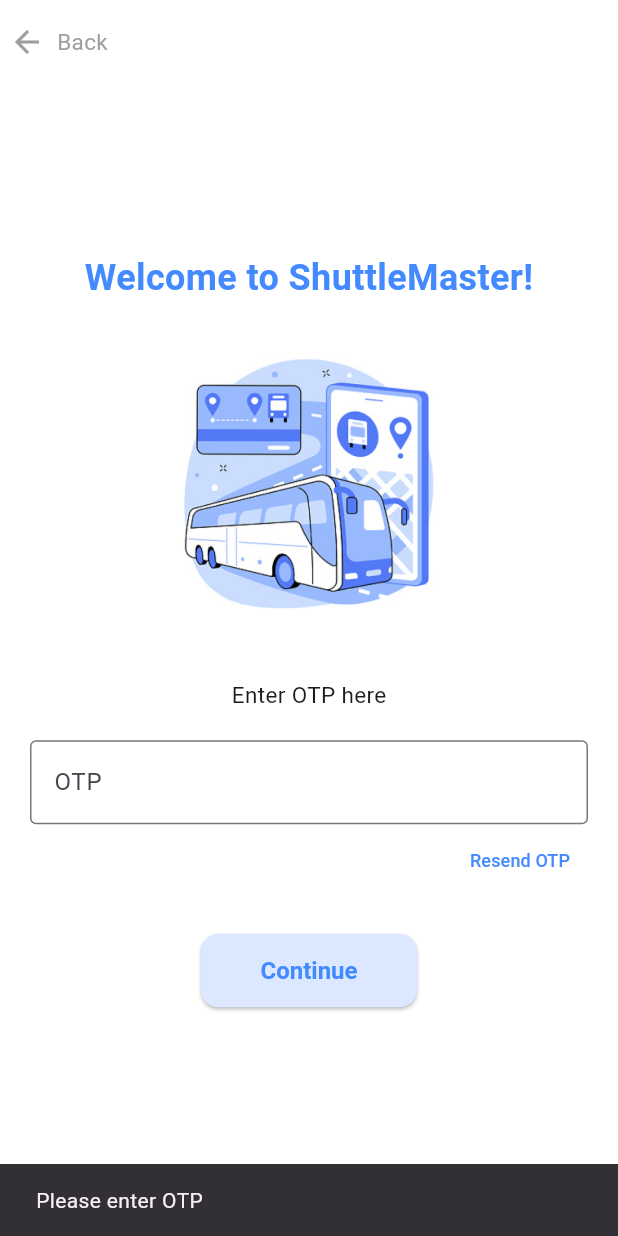
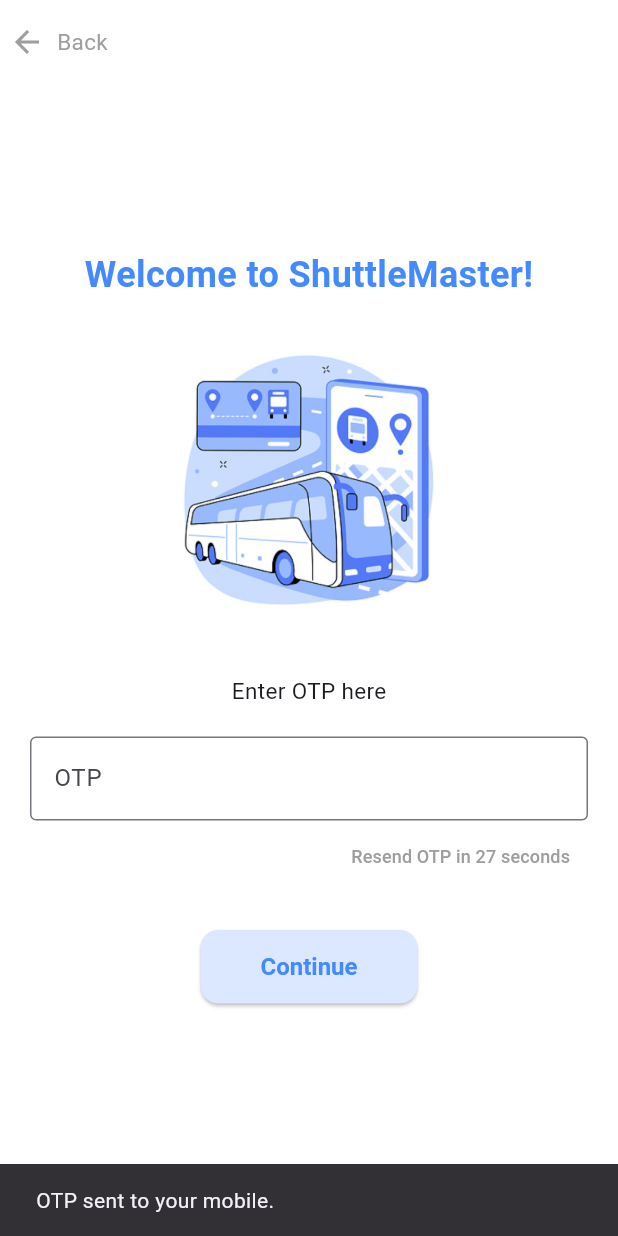
Before and after one commit to ArvinFox/ShuttleMaster-Bus-Ticket-Booking-App, a Flutter app: the EnterOtpScreen screen opened by its route, after a tap on "Continue", on a phone screen of 412 x 824 dp. Run offline on Flutter 3.47's test engine with Material 3 defaults, Android fonts, the phone set to English and light mode, and no system bars; missing offline and left inert: mailer, twilio_flutter.

Commit message:
Implemented OTP verification via SMS and Email for user authentication

```diff
--- a/lib/components/custom_auth_appbar.dart
+++ b/lib/components/custom_auth_appbar.dart
@@ -22,6 +22,7 @@ class CustomAuthAppbar extends StatelessWidget implements PreferredSizeWidget {
           ],
         ),
       ),
+      flexibleSpace: Container(color: Colors.white),
     );
   }
 
--- /dev/null
+++ b/lib/constants/app_credentials.dart
@@ -0,0 +1,10 @@
+class AppCredentials {
+  // Twilio Credentials
+  static const String twilioAccountSid = "";
+  static const String twilioAuthToken = "";
+  static const String twilioPhoneNumber = "";
+
+  // SMTP Credentials
+  static const String smtpEmail = "";
+  static const String smtpAppPassword = "";
+}
--- a/lib/screens/auth/enter_otp_screen.dart
+++ b/lib/screens/auth/enter_otp_screen.dart
@@ -1,6 +1,9 @@
+import 'dart:async';
 import 'package:flutter/material.dart';
 import 'package:shuttlemaster/components/custom_auth_appbar.dart';
 import 'package:shuttlemaster/components/custom_greeting.dart';
+import 'package:shuttlemaster/services/otp_service.dart';
+import 'package:shuttlemaster/utils/helpers.dart';
 
 class EnterOtpScreen extends StatefulWidget {
   const EnterOtpScreen({super.key});
@@ -10,28 +13,160 @@ class EnterOtpScreen extends StatefulWidget {
 }
 
 class _EnterOtpScreenState extends State<EnterOtpScreen> {
+  final OtpService _otpService = OtpService();
   final _otpController = TextEditingController();
+
   bool _isLoading = false;
   bool _isOtpSent = false;
+  int _remainingTime = 30;
+  Timer? _timer;
+  String? _generatedOtp;
+  DateTime? _otpExpiryTime;
+
+  @override
+  void initState() {
+    super.initState();
+    WidgetsBinding.instance.addPostFrameCallback((_) {
+      _sendOtp();
+    });
+  }
+
+  Future<void> _sendOtp({bool isResend = false}) async {
+    if (isResend && _isOtpSent) {
+      Helpers.showMessage(context, "Please wait $_remainingTime seconds before requesting another OTP.");
+      return;
+    }
+
+    final args = ModalRoute.of(context)?.settings.arguments as Map<String, dynamic>?;
+    // final String id = args?['id'] ?? "unknown";
+    final String otpMethod = args?['otp-method'] ?? "mobile";
+
+    String otp = Helpers.generateOtp();
+    bool isSuccess = false;
+
+    if (otpMethod == "email") {
+      // TODO: String email = "";   // Get email via ID
+      isSuccess = await _otpService.sendEmailOtp("uminduvh@gmail.com", otp);
+    } else {
+      // TODO: String phoneNumber = "";   // Get phone number via ID
+      isSuccess = await _otpService.sendSMSOtp("+94741153063", otp);
+    }
+
+    if (isSuccess) {
+      setState(() {
+        _generatedOtp = otp;
+        _otpExpiryTime = DateTime.now().add(Duration(minutes: 5));
+        _isOtpSent = true;
+        _remainingTime = 30;
+      });
+
+      _startTimer();
+
+      Helpers.showMessage(context, "OTP sent to your $otpMethod.");
+
+    } else if (isResend) {
+      await Future.delayed(Duration(milliseconds: 250));
+      Helpers.showMessage(context, "Failed to resend OTP. Please try again.");
+    }
+  }
+
+  Future<bool> _verifyOtp(String enteredOtp) async {
+    if (enteredOtp.isEmpty) {
+      Helpers.showMessage(context, "Please enter OTP.");
+      return false;
+    }
+
+    if (_generatedOtp == null || _otpExpiryTime == null) {
+      await Future.delayed(Duration(seconds: 1));
+      Helpers.showMessage(context, "OTP has expired. Please request a new one.");
+      return false;
+    }
+
+    if (DateTime.now().isAfter(_otpExpiryTime!)) {
+      await Future.delayed(Duration(seconds: 1));
+      Helpers.showMessage(context, "OTP has expired. Please request a new one.");
+      return false;
+    }
+
+    if (enteredOtp != _generatedOtp) {
+      await Future.delayed(Duration(seconds: 1));
+      Helpers.showMessage(context, "Invalid OTP. Please try again.");
+      return false;
+    }
+
+    setState(() {
+      _generatedOtp = null;
+      _otpExpiryTime = null;
+    });
+
+    await Future.delayed(Duration(seconds: 2));
+    return true;
+  }
+
+  void _startTimer() {
+    _timer?.cancel();
+    _timer = Timer.periodic(Duration(seconds: 1), (timer) {
+      if (_remainingTime > 0) {
+        setState(() {
+          _remainingTime--;
+        });
+      } else {
+        timer.cancel();
+        setState(() {
+          _isOtpSent = false;
+        });
+      }
+    });
+  }
+
+  Future<void> _handleOtpVerification() async {
+    setState(() => _isLoading = true);
+    bool isCorrectOtp = await _verifyOtp(_otpController.text);
+    setState(() => _isLoading = false);
+
+    if (isCorrectOtp) {
+      final args = ModalRoute.of(context)?.settings.arguments as Map<String, dynamic>?;
+      final String role = args?['role'] ?? "passenger";
+      final String id = args?['id'] ?? "unknown";
+
+      Navigator.pushNamedAndRemoveUntil(
+        context,
+        await getUserHomeRoute(role),
+        (route) => false,
+        arguments: {"id": id},
+      );
+    }
+  }
+
+  Future<String> getUserHomeRoute(String? role) async {
+    await Future.delayed(Duration(milliseconds: 250));
+    return (role == "passenger") ? "/student/home" : "/driver/home";
+  }
+
+  @override
+  void dispose() {
+    _timer?.cancel();
+    _otpController.dispose();
+    super.dispose();
+  }
 
   @override
   Widget build(BuildContext context) {
     // Retrieve user role, id, and otp method
     final args = ModalRoute.of(context)?.settings.arguments as Map<String, dynamic>?;
-    final String role = args?['role'] ?? "passenger";
-    final String id = args?['id'] ?? 'unknown';
     final String otpMethod = args?['otp-method'] ?? "mobile";
 
     return Scaffold(
       backgroundColor: Colors.white,
       appBar: CustomAuthAppbar(),
-      body: Center(
+      body: SafeArea(
+        child: Center(
           child: SingleChildScrollView(
             padding: EdgeInsets.only(
               left: 20,
               right: 20,
               bottom: 60,
-            top: 20,
+              top: 15,
             ),
             child: Column(
               mainAxisAlignment: MainAxisAlignment.center,
@@ -42,13 +177,22 @@ class _EnterOtpScreenState extends State<EnterOtpScreen> {
                 Image.asset("assets/images/role-select.png", height: 200),
                 SizedBox(height: 30),
 
-              Text(
-                "Enter OTP here",
-                style: TextStyle(fontSize: 15),
-              ),
+                Text("Enter OTP here",style: TextStyle(fontSize: 15)),
                 SizedBox(height: 20),
 
-              Column(
+                _buildOtpInputField(otpMethod),
+                SizedBox(height: 25),
+                _buildSubmitButton(),
+              ],
+            ),
+          ),
+        ),
+      ),
+    );
+  }
+
+  Column _buildOtpInputField(String otpMethod) {
+    return Column(
       crossAxisAlignment: CrossAxisAlignment.end,
       children: [
         TextField(
@@ -61,54 +205,27 @@ class _EnterOtpScreenState extends State<EnterOtpScreen> {
         ),
         TextButton(
           onPressed: () async {
-                      resendOtp(otpMethod);
+            _sendOtp(isResend: true);
           },
           child: Text(
-                      "Resend OTP",
+            _isOtpSent
+              ? "Resend OTP in $_remainingTime seconds"
+              : "Resend OTP",
             style: TextStyle(
               fontSize: 12,
-                        color: _isOtpSent ? Colors.grey : Colors.blueAccent,
+              color: _isOtpSent ? Colors.grey : const Color.fromARGB(223, 68, 137, 255),
             ),
           ),
         ),
       ],
-              ),
-              SizedBox(height: 25),
+    );
+  }
 
-              ElevatedButton(
+  ElevatedButton _buildSubmitButton() {
+    return ElevatedButton(
       onPressed: _isLoading
         ? null
-                  : () async {
-                    String enteredOtp = _otpController.text;
-
-                    if (enteredOtp.isNotEmpty) {
-                      setState(() {
-                        _isLoading = true;
-                      });
-
-                      bool isCorrectOtp = await verifyOtp(enteredOtp);
-                      setState(() {
-                        _isLoading = false;
-                      });
-
-                      if (isCorrectOtp) {
-                        Navigator.pushNamedAndRemoveUntil(
-                          context,
-                          await getUserHomeRoute(role),
-                          (route) => false,
-                          arguments: {"id": id},
-                        );
-                      } else {
-                        ScaffoldMessenger.of(context).showSnackBar(
-                          SnackBar(content: Text("Incorrect OTP")),
-                        );
-                      }
-                    } else {
-                      ScaffoldMessenger.of(context).showSnackBar(
-                          SnackBar(content: Text("Please enter OTP")),
-                        );
-                    }
-                  },
+        : _handleOtpVerification,
       style: ElevatedButton.styleFrom(
         padding: EdgeInsets.symmetric(horizontal: 40, vertical: 15),
         textStyle: TextStyle(fontSize: 16),
@@ -125,44 +242,6 @@ class _EnterOtpScreenState extends State<EnterOtpScreen> {
               color: Colors.blueAccent,
             ),
           ),
-              ),
-            ],
-          ),
-        ),
-      ),
-    );
-  }
-
-  // Placeholder functions
-  Future<bool> verifyOtp(String enteredOtp) async {
-    await Future.delayed(Duration(seconds: 2));
-    return enteredOtp == "123456";
-  }
-
-  Future<String> getUserHomeRoute(String? role) async {
-    await Future.delayed(Duration(milliseconds: 250));
-    return (role == "passenger") ? "/student/home" : "/driver/home";
-  }
-
-  Future<void> resendOtp(String otpMethod) async {
-    if (!_isOtpSent) {
-      // TODO: Send OTP
-
-      setState(() {
-        _isOtpSent = true;
-      });
-      ScaffoldMessenger.of(context).showSnackBar(
-        SnackBar(content: Text("OTP sent to your $otpMethod")),
-      );
-
-      await Future.delayed(Duration(seconds: 30));
-      setState(() {
-        _isOtpSent = false;
-      });
-    } else {
-      ScaffoldMessenger.of(context).showSnackBar(
-        SnackBar(content: Text("Please wait 30 seconds before requesting another OTP.")),
     );
   }
 }
-}
--- a/lib/screens/auth/welcome_screen.dart
+++ b/lib/screens/auth/welcome_screen.dart
@@ -9,7 +9,9 @@ class WelcomeScreen extends StatelessWidget {
   Widget build(BuildContext context) {
     return Scaffold(
       backgroundColor: Colors.white,
-      body: Center(
+      body: SafeArea(
+        child: Center(
+          child: SingleChildScrollView(
             child: Column(
               mainAxisAlignment: MainAxisAlignment.center,
               children: [
@@ -52,6 +54,8 @@ class WelcomeScreen extends StatelessWidget {
               ],
             ),
           ),
+        ),
+      ),
     );
   }
 }
--- /dev/null
+++ b/lib/services/otp_service.dart
@@ -0,0 +1,55 @@
+import 'package:mailer/mailer.dart';
+import 'package:mailer/smtp_server.dart';
+import 'package:shuttlemaster/constants/app_credentials.dart';
+import 'package:shuttlemaster/utils/helpers.dart';
+import 'package:twilio_flutter/twilio_flutter.dart';
+
+class OtpService {
+  final _email = AppCredentials.smtpEmail;
+  final _appPassword = AppCredentials.smtpAppPassword;
+  final _accountSid = AppCredentials.twilioAccountSid;
+  final _authToken = AppCredentials.twilioAuthToken;
+  final _twilioNumber = AppCredentials.twilioPhoneNumber;
+
+  Future<bool> sendEmailOtp(String email, String otp) async {
+    final smtpServer = gmail(_email, _appPassword);
+
+    final message = Message()
+      ..from = Address(_email, "ShuttleMaster OTP Service")
+      ..recipients.add(email)
+      ..subject = "ShuttleMaster OTP Verification"
+      ..text = "Your ShuttleMaster verification code is: $otp."
+                "It will expire in 5 minutes. Do not share this code with anyone.";
+
+    try {
+      final sendReport = await send(message, smtpServer);
+      Helpers.debugPrintWithBorder("OTP sent successfully via email ($email): ${sendReport.toString()}");
+      return true;
+
+    } catch (e) {
+      Helpers.debugPrintWithBorder("Failed to send OTP via email: $e");
+      return false;
+    }
+  }
+
+  Future<bool> sendSMSOtp(String phoneNumber, String otp) async {
+    final TwilioFlutter twilio = TwilioFlutter(
+      accountSid: _accountSid,
+      authToken: _authToken,
+      twilioNumber: _twilioNumber,
+    );
+
+    try {
+      await twilio.sendSMS(
+        toNumber: phoneNumber,
+        messageBody: "ShuttleMaster OTP: $otp. Valid for 5 minutes. Do not share this code with anyone."
+      );
+      Helpers.debugPrintWithBorder("OTP sent successfully via SMS ($phoneNumber)");
+      return true;
+
+    } catch (e) {
+      Helpers.debugPrintWithBorder("Failed to send OTP via SMS: $e");
+      return false;
+    }
+  }
+}
--- /dev/null
+++ b/lib/utils/helpers.dart
@@ -0,0 +1,22 @@
+import 'dart:math';
+import 'package:flutter/material.dart';
+
+class Helpers {
+  static String generateOtp() {
+    Random random = Random();
+    int otp = 100000 + random.nextInt(900000);
+    return otp.toString();
+  }
+
+  static void debugPrintWithBorder(String message) {
+    print("========================================");
+    print(message);
+    print("========================================");
+  }
+
+  static void showMessage(BuildContext context, String message) {
+    ScaffoldMessenger.of(context).showSnackBar(
+      SnackBar(content: Text(message),
+    ));
+  }
+}
--- a/pubspec.yaml
+++ b/pubspec.yaml
@@ -12,6 +12,8 @@ dependencies:
     sdk: flutter
 
   cupertino_icons: ^1.0.8
+  mailer: ^6.4.1
+  twilio_flutter: ^0.9.0
 
 dev_dependencies:
   flutter_test:
```
Also changed, not shown: lib/screens/auth/enter_id_screen.dart (+15 -6 lines), lib/screens/auth/role_selection_screen.dart (+6 -1 lines), lib/screens/auth/select_otp_method_screen.dart (+8 -9 lines), lib/screens/student/home_screen.dart (+17 -9 lines), lib/screens/student/main_layout_screen.dart (+20 -5 lines), 127 other files. Lines whose indentation alone changed are shown as unchanged.
